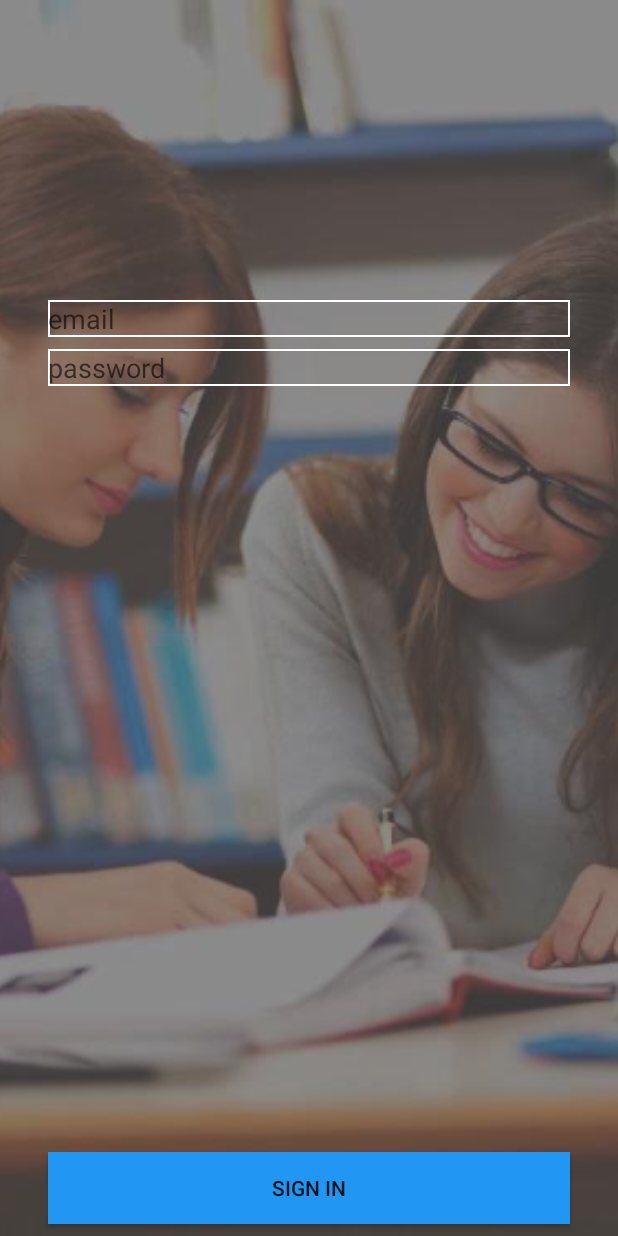
After one commit to kevin-riveros/tutorApp, an Android app: the LoginActivity screen opened directly, with no data from a screen before it, on a phone screen of 412 x 824 dp. The commit adds this screen. Run offline under Robolectric (Android 15) with nearby library versions, the phone set to English and light mode, and no system bars; 2 statements that could not run were skipped.

Commit message:
integrate login

```diff
--- a/src/main/AndroidManifest.xml
+++ b/src/main/AndroidManifest.xml
@@ -18,6 +18,10 @@
                 <category android:name="android.intent.category.LAUNCHER" />
             </intent-filter>
         </activity>
+        <activity
+            android:name=".controllers.activities.LoginActivity"
+            android:label="@string/title_activity_login"
+            android:theme="@style/AppTheme.NoActionBar"></activity>
     </application>
 
 </manifest>
--- /dev/null
+++ b/src/main/java/kiva/com/pe/tutorapp/controllers/activities/LoginActivity.kt
@@ -0,0 +1,23 @@
+package kiva.com.pe.tutorapp.controllers.activities
+
+import android.os.Bundle
+import android.support.design.widget.Snackbar
+import android.support.v7.app.AppCompatActivity
+import kiva.com.pe.tutorapp.R
+
+import kotlinx.android.synthetic.main.activity_login.*
+
+class LoginActivity : AppCompatActivity() {
+
+    override fun onCreate(savedInstanceState: Bundle?) {
+        super.onCreate(savedInstanceState)
+        setContentView(R.layout.activity_login)
+        setSupportActionBar(toolbar)
+
+        fab.setOnClickListener { view ->
+            Snackbar.make(view, "Replace with your own action", Snackbar.LENGTH_LONG)
+                    .setAction("Action", null).show()
+        }
+    }
+
+}
--- /dev/null
+++ b/src/main/res/drawable/edittext_style.xml
@@ -0,0 +1,11 @@
+<?xml version="1.0" encoding="utf-8"?>
+
+
+<shape android:shape="rectangle"
+    xmlns:android="http://schemas.android.com/apk/res/android"
+    >
+<stroke android:width="1dp" android:color="#fff" >
+
+</stroke>
+
+</shape>
--- /dev/null
+++ b/src/main/res/layout/activity_login.xml
@@ -0,0 +1,15 @@
+<?xml version="1.0" encoding="utf-8"?>
+<android.support.design.widget.CoordinatorLayout xmlns:android="http://schemas.android.com/apk/res/android"
+    xmlns:app="http://schemas.android.com/apk/res-auto"
+    xmlns:tools="http://schemas.android.com/tools"
+    android:layout_width="match_parent"
+    android:layout_height="match_parent"
+    tools:context=".controllers.activities.LoginActivity">
+
+
+
+    <include layout="@layout/content_login" />
+
+
+
+</android.support.design.widget.CoordinatorLayout>
--- /dev/null
+++ b/src/main/res/layout/content_login.xml
@@ -0,0 +1,75 @@
+<?xml version="1.0" encoding="utf-8"?>
+<android.support.constraint.ConstraintLayout xmlns:android="http://schemas.android.com/apk/res/android"
+    xmlns:app="http://schemas.android.com/apk/res-auto"
+    xmlns:tools="http://schemas.android.com/tools"
+    android:layout_width="match_parent"
+    android:layout_height="match_parent"
+    app:layout_behavior="@string/appbar_scrolling_view_behavior"
+    tools:context=".controllers.activities.LoginActivity"
+    tools:showIn="@layout/activity_login"
+    android:background="#000000">
+
+
+    <ImageView
+        android:id="@+id/imageView"
+        android:layout_width="match_parent"
+        android:layout_height="match_parent"
+        android:scaleType="centerCrop"
+        android:src="@mipmap/tutors_login"
+        app:layout_constraintBottom_toBottomOf="parent"
+        app:layout_constraintEnd_toEndOf="parent"
+        app:layout_constraintStart_toStartOf="parent"
+
+        app:layout_constraintTop_toTopOf="parent" />
+    <EditText
+        android:id="@+id/emailEditText"
+        android:layout_width="match_parent"
+        android:layout_height="wrap_content"
+        android:ems="10"
+        android:inputType="textEmailAddress"
+        app:layout_constraintStart_toStartOf="parent"
+        app:layout_constraintEnd_toEndOf="parent"
+        app:layout_constraintTop_toTopOf="parent"
+        android:layout_marginTop="200dp"
+        android:layout_marginStart="32dp"
+        android:layout_marginEnd="32dp"
+        android:layout_marginBottom="8dp"
+        android:background="@drawable/edittext_style"
+        android:hint="email"
+        />
+
+    <EditText
+        android:background="@drawable/edittext_style"
+        android:id="@+id/passwordEditText"
+        android:layout_width="match_parent"
+        android:layout_height="wrap_content"
+        android:ems="10"
+        android:inputType="textPassword"
+        android:layout_marginStart="32dp"
+        android:layout_marginEnd="32dp"
+        android:layout_marginTop="@dimen/default_margin"
+        android:layout_marginBottom="8dp"        app:layout_constraintStart_toStartOf="parent"
+        app:layout_constraintEnd_toEndOf="parent"
+        app:layout_constraintTop_toBottomOf="@id/emailEditText"
+        android:hint="password"
+
+        />
+
+    <Button
+        android:id="@+id/loginButton"
+        android:layout_width="match_parent"
+        android:layout_height="wrap_content"
+        android:text="Sign In"
+        android:layout_marginStart="32dp"
+        android:layout_marginEnd="32dp"
+        android:layout_marginTop="@dimen/default_margin"
+        android:layout_marginBottom="8dp"
+
+        app:layout_constraintStart_toStartOf="parent"
+        app:layout_constraintEnd_toEndOf="parent"
+        app:layout_constraintBottom_toBottomOf="parent"
+        android:background="@color/colorPrimary"
+        />
+
+
+</android.support.constraint.ConstraintLayout>
--- a/src/main/res/values/colors.xml
+++ b/src/main/res/values/colors.xml
@@ -1,6 +1,12 @@
 <?xml version="1.0" encoding="utf-8"?>
 <resources>
-    <color name="colorPrimary">#3F51B5</color>
-    <color name="colorPrimaryDark">#303F9F</color>
-    <color name="colorAccent">#FF4081</color>
+
+    <color name="colorPrimary">#2196F3</color>
+    <color name="colorPrimaryDark">#1976D2</color>
+    <color name="colorPrimaryLight">#BBDEFB</color>
+    <color name="colorAccent">#607D8B</color>
+    <color name="colorPrimaryText">#212121</color>
+    <color name="colorSecondaryText">#757575</color>
+    <color name="colorIcons">#FFFFFF</color>
+    <color name="colorDivider">#BDBDBD</color>
 </resources>
--- a/src/main/res/values/dimens.xml
+++ b/src/main/res/values/dimens.xml
@@ -4,4 +4,5 @@
     <dimen name="activity_vertical_margin">16dp</dimen>
     <dimen name="default_margin">8dp</dimen>
     <dimen name="default_padding">16dp</dimen>
+    <dimen name="fab_margin">16dp</dimen>
 </resources>
--- a/src/main/res/values/strings.xml
+++ b/src/main/res/values/strings.xml
@@ -10,4 +10,5 @@
     <string name="feed_title">Feed</string>
     <string name="tutors_title">Tutors</string>
     <string name="profile_title">Profile</string>
+    <string name="title_activity_login">Login</string>
 </resources>
--- a/src/main/res/values/styles.xml
+++ b/src/main/res/values/styles.xml
@@ -8,4 +8,13 @@
         <item name="colorAccent">@color/colorAccent</item>
     </style>
 
+    <style name="AppTheme.NoActionBar">
+        <item name="windowActionBar">false</item>
+        <item name="windowNoTitle">true</item>
+    </style>
+
+    <style name="AppTheme.AppBarOverlay" parent="ThemeOverlay.AppCompat.Dark.ActionBar" />
+
+    <style name="AppTheme.PopupOverlay" parent="ThemeOverlay.AppCompat.Light" />
+
 </resources>
```
Also changed, not shown: src/main/res/mipmap-xhdpi/tutors_login.jpg (added).
